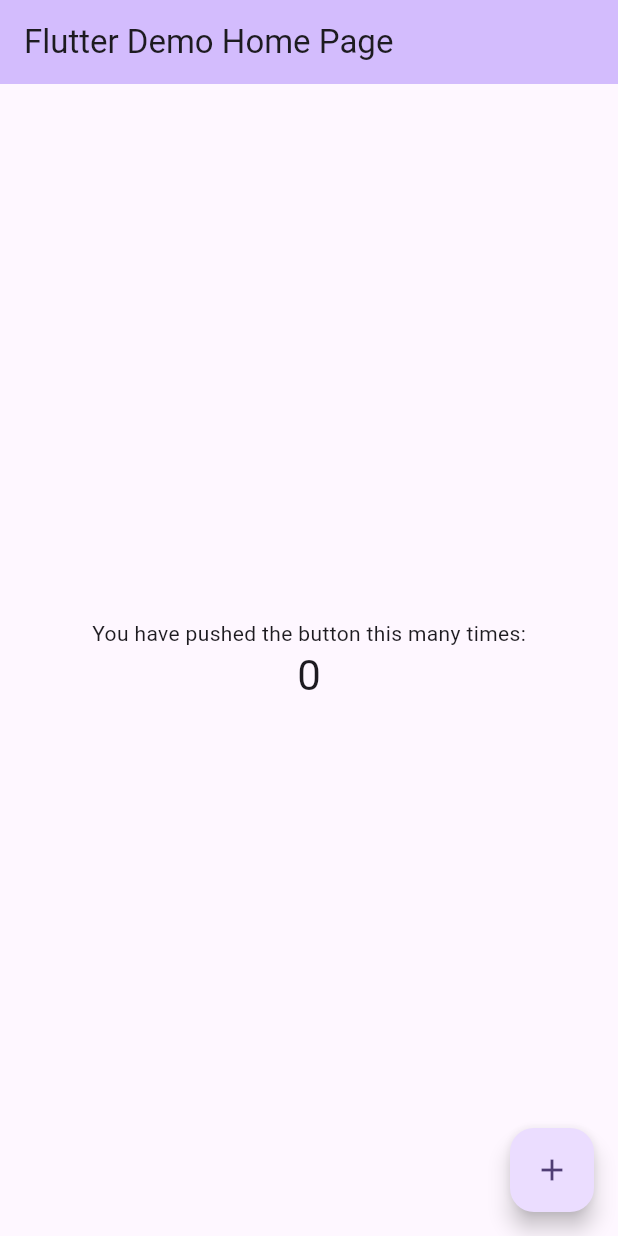
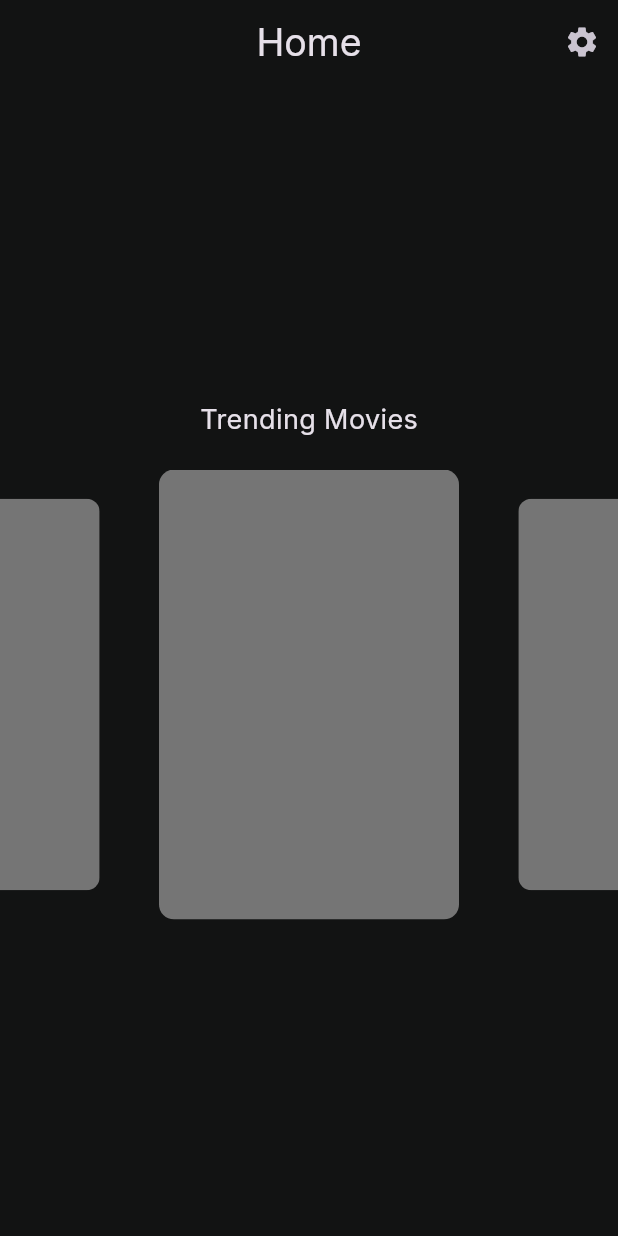
Before and after one commit to 84cdx/slashr_app, a Flutter app: the screen it shows after launch, on a phone screen of 412 x 824 dp. Run offline on Flutter 3.47's test engine with Material 3 defaults, Android fonts, the phone set to English and light mode, and no system bars; drawn by our look-alikes of carousel_slider; our stand-ins replace google_fonts.

Commit message:
add home screen

```diff
--- /dev/null
+++ b/lib/home_screen.dart
@@ -0,0 +1,77 @@
+import 'package:carousel_slider/carousel_slider.dart';
+import 'package:flutter/material.dart';
+import 'package:google_fonts/google_fonts.dart';
+
+class HomeScreen extends StatefulWidget {
+  const HomeScreen({super.key});
+
+  @override
+  State<HomeScreen> createState() => _HomeScreenState();
+}
+
+class _HomeScreenState extends State<HomeScreen> {
+  @override
+  Widget build(BuildContext context) {
+    return Scaffold(
+      backgroundColor: const Color.fromARGB(255, 18, 19, 19),
+      appBar: AppBar(
+        title: Text(
+          'Home',
+          style: GoogleFonts.inter(fontSize: 25),
+        ),
+        backgroundColor: Colors.transparent,
+        centerTitle: true,
+        actions: [
+          IconButton(
+            icon: const Icon(Icons.settings),
+            onPressed: () {
+              // Aktion bei Klick auf das Icon
+            },
+          ),
+        ],
+      ),
+      body: Center(
+        // Parent-Widget, um den Inhalt zu zentrieren
+        child: SingleChildScrollView(
+          physics: const BouncingScrollPhysics(),
+          child: Column(
+            mainAxisSize: MainAxisSize.min,
+            mainAxisAlignment: MainAxisAlignment.start,
+            crossAxisAlignment: CrossAxisAlignment.center,
+            children: [
+              Text(
+                'Trending Movies',
+                style: GoogleFonts.inter(fontSize: 18),
+              ),
+              const SizedBox(height: 20),
+              SizedBox(
+                width: double.infinity,
+                child: CarouselSlider.builder(
+                    itemCount: 10,
+                    options: CarouselOptions(
+                      height: 300,
+                      autoPlay: true,
+                      viewportFraction: 0.55,
+                      enlargeCenterPage: true,
+                      autoPlayCurve: Curves.fastOutSlowIn,
+                      pageSnapping: true,
+                      autoPlayAnimationDuration: const Duration(seconds: 1),
+                    ),
+                    itemBuilder: (context, itemIndex, pageViewIndex) {
+                      return ClipRRect(
+                        borderRadius: BorderRadius.circular(10),
+                        child: Container(
+                          color: const Color.fromARGB(255, 117, 117, 117),
+                          height: 300,
+                          width: 200,
+                        ),
+                      );
+                    }),
+              )
+            ],
+          ),
+        ),
+      ),
+    );
+  }
+}
--- a/lib/main.dart
+++ b/lib/main.dart
@@ -1,4 +1,5 @@
 import 'package:flutter/material.dart';
+import 'package:media_recommendation_app/home_screen.dart';
 
 void main() {
   runApp(const MyApp());
@@ -6,120 +7,13 @@
 
 class MyApp extends StatelessWidget {
   const MyApp({super.key});
-
-  // This widget is the root of your application.
   @override
   Widget build(BuildContext context) {
     return MaterialApp(
-      title: 'Flutter Demo',
-      theme: ThemeData(
-        // This is the theme of your application.
-        //
-        // TRY THIS: Try running your application with "flutter run". You'll see
-        // the application has a purple toolbar. Then, without quitting the app,
-        // try changing the seedColor in the colorScheme below to Colors.green
-        // and then invoke "hot reload" (save your changes or press the "hot
-        // reload" button in a Flutter-supported IDE, or press "r" if you used
-        // the command line to start the app).
-        //
-        // Notice that the counter didn't reset back to zero; the application
-        // state is not lost during the reload. To reset the state, use hot
-        // restart instead.
-        //
-        // This works for code too, not just values: Most code changes can be
-        // tested with just a hot reload.
-        colorScheme: ColorScheme.fromSeed(seedColor: Colors.deepPurple),
-        useMaterial3: true,
-      ),
-      home: const MyHomePage(title: 'Flutter Demo Home Page'),
+      debugShowCheckedModeBanner: false,
+      title: 'Recommender',
+      theme: ThemeData.dark(),
+      home: const HomeScreen(),
     );
   }
 }
-
-class MyHomePage extends StatefulWidget {
-  const MyHomePage({super.key, required this.title});
-
-  // This widget is the home page of your application. It is stateful, meaning
-  // that it has a State object (defined below) that contains fields that affect
-  // how it looks.
-
-  // This class is the configuration for the state. It holds the values (in this
-  // case the title) provided by the parent (in this case the App widget) and
-  // used by the build method of the State. Fields in a Widget subclass are
-  // always marked "final".
-
-  final String title;
-
-  @override
-  State<MyHomePage> createState() => _MyHomePageState();
-}
-
-class _MyHomePageState extends State<MyHomePage> {
-  int _counter = 0;
-
-  void _incrementCounter() {
-    setState(() {
-      // This call to setState tells the Flutter framework that something has
-      // changed in this State, which causes it to rerun the build method below
-      // so that the display can reflect the updated values. If we changed
-      // _counter without calling setState(), then the build method would not be
-      // called again, and so nothing would appear to happen.
-      _counter++;
-    });
-  }
-
-  @override
-  Widget build(BuildContext context) {
-    // This method is rerun every time setState is called, for instance as done
-    // by the _incrementCounter method above.
-    //
-    // The Flutter framework has been optimized to make rerunning build methods
-    // fast, so that you can just rebuild anything that needs updating rather
-    // than having to individually change instances of widgets.
-    return Scaffold(
-      appBar: AppBar(
-        // TRY THIS: Try changing the color here to a specific color (to
-        // Colors.amber, perhaps?) and trigger a hot reload to see the AppBar
-        // change color while the other colors stay the same.
-        backgroundColor: Theme.of(context).colorScheme.inversePrimary,
-        // Here we take the value from the MyHomePage object that was created by
-        // the App.build method, and use it to set our appbar title.
-        title: Text(widget.title),
-      ),
-      body: Center(
-        // Center is a layout widget. It takes a single child and positions it
-        // in the middle of the parent.
-        child: Column(
-          // Column is also a layout widget. It takes a list of children and
-          // arranges them vertically. By default, it sizes itself to fit its
-          // children horizontally, and tries to be as tall as its parent.
-          //
-          // Column has various properties to control how it sizes itself and
-          // how it positions its children. Here we use mainAxisAlignment to
-          // center the children vertically; the main axis here is the vertical
-          // axis because Columns are vertical (the cross axis would be
-          // horizontal).
-          //
-          // TRY THIS: Invoke "debug painting" (choose the "Toggle Debug Paint"
-          // action in the IDE, or press "p" in the console), to see the
-          // wireframe for each widget.
-          mainAxisAlignment: MainAxisAlignment.center,
-          children: <Widget>[
-            const Text(
-              'You have pushed the button this many times:',
-            ),
-            Text(
-              '$_counter',
-              style: Theme.of(context).textTheme.headlineMedium,
-            ),
-          ],
-        ),
-      ),
-      floatingActionButton: FloatingActionButton(
-        onPressed: _incrementCounter,
-        tooltip: 'Increment',
-        child: const Icon(Icons.add),
-      ), // This trailing comma makes auto-formatting nicer for build methods.
-    );
-  }
-}
```
Also changed, not shown: pubspec.yaml (+5 -70 lines), pubspec.lock, 1 other file.
